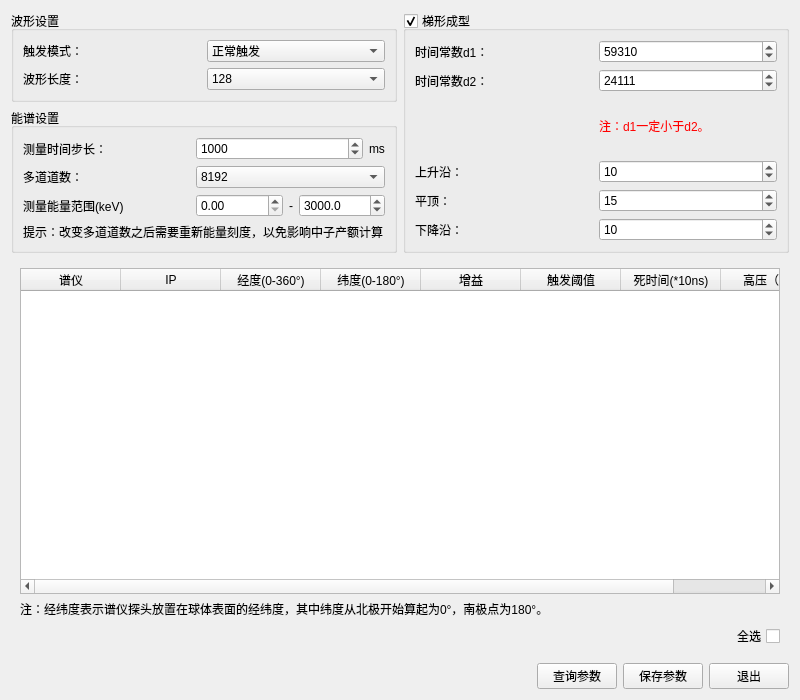
Qt form detsettingwindow.ui (MrXiaomao/HXR_Detector) before a commit.
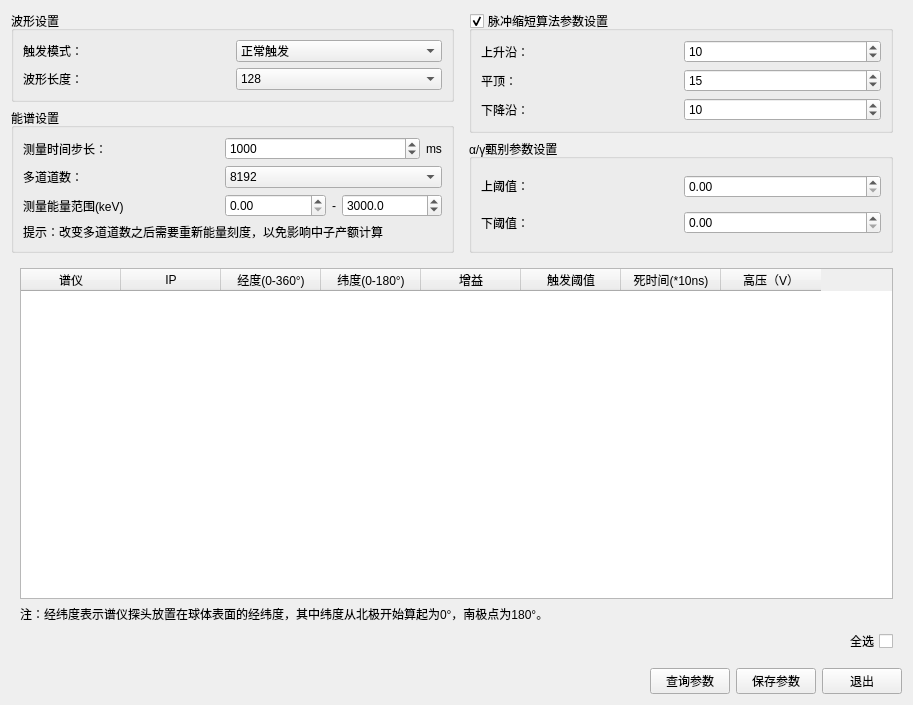
The same form after that commit.

Commit message: 放开梯形成形参数，增加α/γ参数甄别

```diff
--- a/detsettingwindow.ui
+++ b/detsettingwindow.ui
@@ -6,8 +6,8 @@
    <rect>
     <x>0</x>
     <y>0</y>
-    <width>800</width>
-    <height>700</height>
+    <width>913</width>
+    <height>705</height>
    </rect>
   </property>
   <property name="windowTitle">
@@ -267,113 +267,107 @@
        </widget>
       </item>
       <item>
-       <widget class="QGroupBox" name="trapShapeEnable">
-        <property name="title">
-         <string>梯形成型</string>
-        </property>
-        <property name="checkable">
-         <bool>true</bool>
-        </property>
-        <layout class="QGridLayout" name="gridLayout_5">
-         <item row="6" column="0">
-          <widget class="QLabel" name="label_34">
-           <property name="text">
-            <string>平顶：</string>
+       <widget class="QWidget" name="widget_6" native="true">
+        <layout class="QVBoxLayout" name="verticalLayout_4">
+         <property name="topMargin">
+          <number>0</number>
+         </property>
+         <property name="bottomMargin">
+          <number>0</number>
+         </property>
+         <item>
+          <widget class="QGroupBox" name="trapShapeEnable">
+           <property name="title">
+            <string>脉冲缩短算法参数设置</string>
            </property>
-          </widget>
-         </item>
-         <item row="1" column="0">
-          <widget class="QLabel" name="label_28">
-           <property name="text">
-            <string>时间常数d1：</string>
+           <property name="checkable">
+            <bool>true</bool>
            </property>
+           <layout class="QGridLayout" name="gridLayout_5">
+            <item row="2" column="0">
+             <widget class="QLabel" name="label_33">
+              <property name="text">
+               <string>上升沿：</string>
+              </property>
+             </widget>
+            </item>
+            <item row="4" column="0">
+             <widget class="QLabel" name="label_35">
+              <property name="text">
+               <string>下降沿：</string>
+              </property>
+             </widget>
+            </item>
+            <item row="4" column="1">
+             <widget class="QSpinBox" name="spinBox_trapShapeFallPoint">
+              <property name="maximum">
+               <number>255</number>
+              </property>
+              <property name="value">
+               <number>10</number>
+              </property>
+             </widget>
+            </item>
+            <item row="3" column="1">
+             <widget class="QSpinBox" name="spinBox_trapShapePeakPoint">
+              <property name="maximum">
+               <number>255</number>
+              </property>
+              <property name="value">
+               <number>15</number>
+              </property>
+             </widget>
+            </item>
+            <item row="3" column="0">
+             <widget class="QLabel" name="label_34">
+              <property name="text">
+               <string>平顶：</string>
+              </property>
+             </widget>
+            </item>
+            <item row="2" column="1">
+             <widget class="QSpinBox" name="spinBox_trapShapeRisePoint">
+              <property name="maximum">
+               <number>255</number>
+              </property>
+              <property name="value">
+               <number>10</number>
+              </property>
+             </widget>
+            </item>
+           </layout>
           </widget>
          </item>
-         <item row="5" column="1">
-          <widget class="QSpinBox" name="spinBox_trapShapeRisePoint">
-           <property name="maximum">
-            <number>255</number>
+         <item>
+          <widget class="QGroupBox" name="groupBox">
+           <property name="title">
+            <string>α/γ甄别参数设置</string>
            </property>
-           <property name="value">
-            <number>10</number>
-           </property>
-          </widget>
-         </item>
-         <item row="4" column="1">
-          <widget class="QLabel" name="label_31">
-           <property name="styleSheet">
-            <string notr="true">color: rgb(255, 0, 0);</string>
-           </property>
-           <property name="text">
-            <string>注：d1一定小于d2。</string>
-           </property>
-          </widget>
-         </item>
-         <item row="7" column="1">
-          <widget class="QSpinBox" name="spinBox_trapShapeFallPoint">
-           <property name="maximum">
-            <number>255</number>
-           </property>
-           <property name="value">
-            <number>10</number>
-           </property>
-          </widget>
-         </item>
-         <item row="3" column="0">
-          <widget class="QLabel" name="label_32">
-           <property name="text">
-            <string>时间常数d2：</string>
-           </property>
-          </widget>
-         </item>
-         <item row="5" column="0">
-          <widget class="QLabel" name="label_33">
-           <property name="text">
-            <string>上升沿：</string>
-           </property>
-          </widget>
-         </item>
-         <item row="1" column="1">
-          <widget class="QSpinBox" name="sb_trapShapeTimeConstD1">
-           <property name="minimum">
-            <number>1</number>
-           </property>
-           <property name="maximum">
-            <number>65535</number>
-           </property>
-           <property name="value">
-            <number>59310</number>
-           </property>
-          </widget>
-         </item>
-         <item row="6" column="1">
-          <widget class="QSpinBox" name="spinBox_trapShapePeakPoint">
-           <property name="maximum">
-            <number>255</number>
-           </property>
-           <property name="value">
-            <number>15</number>
-           </property>
-          </widget>
-         </item>
-         <item row="7" column="0">
-          <widget class="QLabel" name="label_35">
-           <property name="text">
-            <string>下降沿：</string>
-           </property>
-          </widget>
-         </item>
-         <item row="3" column="1">
-          <widget class="QSpinBox" name="sb_trapShapeTimeConstD2">
-           <property name="minimum">
-            <number>1</number>
-           </property>
-           <property name="maximum">
-            <number>65535</number>
-           </property>
-           <property name="value">
-            <number>24111</number>
-           </property>
+           <layout class="QGridLayout" name="gridLayout_2">
+            <item row="0" column="0">
+             <widget class="QLabel" name="label">
+              <property name="focusPolicy">
+               <enum>Qt::StrongFocus</enum>
+              </property>
+              <property name="text">
+               <string>上阈值：</string>
+              </property>
+             </widget>
+            </item>
+            <item row="0" column="1">
+             <widget class="QDoubleSpinBox" name="doubleSpinBox"/>
+            </item>
+            <item row="1" column="0">
+             <widget class="QLabel" name="label_2">
+              <property name="text">
+               <string>下阈值：</string>
+              </property>
+             </widget>
+            </item>
+            <item row="1" column="1">
+             <widget class="QDoubleSpinBox" name="doubleSpinBox_2"/>
+            </item>
+           </layout>
           </widget>
          </item>
         </layout>
```
The commit also changes 2 other files.
